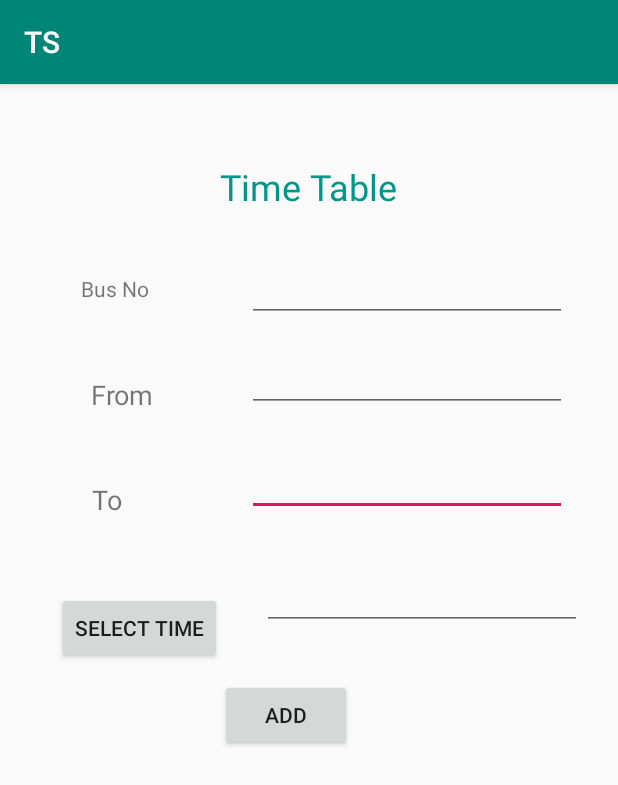
After one commit to kalna-R/TSMobile, an Android app: the TimeTableActivity screen opened directly, with no data from a screen before it, on a phone screen of 412 x 824 dp. The commit adds this screen. Shown: the top 785 px of the screen. Run offline under Robolectric (Android 15) with nearby library versions, the phone set to English and light mode, and no system bars; our stand-ins replace Firebase (no records; nobody signed in at launch, a user with empty details on screens opened directly).

Commit message:
Time Table

```diff
--- a/app/src/main/AndroidManifest.xml
+++ b/app/src/main/AndroidManifest.xml
@@ -9,7 +9,8 @@
         android:roundIcon="@mipmap/ic_launcher_round"
         android:supportsRtl="true"
         android:theme="@style/AppTheme">
-<!--        <activity android:name=".test"></activity>-->
+        <activity android:name=".ViewTimeTableActivity"></activity>
+        <!-- <activity android:name=".test"></activity> -->
         <activity android:name=".PaymentActivity" />
         <activity android:name=".VerifyPasswordActivity" />
         <activity android:name=".totalAmountActivity" />
@@ -24,6 +25,7 @@
         <activity android:name=".ValidActivity" />
         <activity android:name=".InvalidActivity" />
         <activity android:name=".ProfileActivity" />
+        <activity android:name=".TimeTableActivity" />
         <activity android:name=".PassengerCountActivity" /> <!-- <action android:name="android.intent.action.MAIN" /> -->
         <!-- <category android:name="android.intent.category.LAUNCHER" /> -->
         <!-- </intent-filter> -->
--- a/app/src/main/java/com/example/ts/DateTimeActivity.java
+++ b/app/src/main/java/com/example/ts/DateTimeActivity.java
@@ -14,9 +14,6 @@ import android.widget.Button;
 import android.widget.DatePicker;
 import android.widget.EditText;
 import android.widget.TimePicker;
-
-import com.github.florent37.singledateandtimepicker.SingleDateAndTimePicker;
-import com.github.florent37.singledateandtimepicker.dialog.SingleDateAndTimePickerDialog;
 
 import java.text.SimpleDateFormat;
 import java.util.Calendar;
@@ -63,8 +60,6 @@ public class DateTimeActivity extends AppCompatActivity implements View.OnClickL
                 DateTimeActivity.this.startActivity(intent);
             }
         });
-
-
     }
 
     @Override
--- a/app/src/main/java/com/example/ts/MainActivity.java
+++ b/app/src/main/java/com/example/ts/MainActivity.java
@@ -63,7 +63,7 @@ public class MainActivity extends AppCompatActivity {
         if(!TextUtils.isEmpty(name) && !TextUtils.isEmpty(address) && !TextUtils.isEmpty(phone)
                 && !TextUtils.isEmpty(email) && !TextUtils.isEmpty(gender) && !TextUtils.isEmpty(passengerType)) {
 
-            Passenger passenger = new Passenger(name, address, phone, email, gender, passengerType);
+            Passenger passenger = new Passenger(name, address, email, phone, gender, passengerType);
 
             databaseTicketing.child(email).setValue(passenger);
 
--- /dev/null
+++ b/app/src/main/java/com/example/ts/TimeTableActivity.java
@@ -0,0 +1,101 @@
+package com.example.ts;
+
+import androidx.appcompat.app.AppCompatActivity;
+
+import android.app.TimePickerDialog;
+import android.content.Intent;
+import android.os.Bundle;
+import android.text.TextUtils;
+import android.view.View;
+import android.widget.Button;
+import android.widget.EditText;
+import android.widget.TimePicker;
+import android.widget.Toast;
+
+import com.google.firebase.database.DatabaseReference;
+import com.google.firebase.database.FirebaseDatabase;
+
+import java.util.Calendar;
+
+public class TimeTableActivity extends AppCompatActivity implements View.OnClickListener {
+
+    EditText busRoute, from, to, time;
+    Button addBus, btnTimePicker;
+    private int mHour, mMinute;
+
+    DatabaseReference databaseTicketing;
+
+    @Override
+    protected void onCreate(Bundle savedInstanceState) {
+        super.onCreate(savedInstanceState);
+        setContentView(R.layout.activity_time_table);
+
+        databaseTicketing = FirebaseDatabase.getInstance().getReference("bus");
+
+        busRoute = (EditText)findViewById(R.id.busNo);
+        from = (EditText)findViewById(R.id.from);
+        to = (EditText)findViewById(R.id.to);
+        time = (EditText)findViewById(R.id.timeTextView);
+
+        addBus = (Button)findViewById(R.id.addBus);
+        btnTimePicker = (Button)findViewById(R.id.btn_time);
+
+        btnTimePicker.setOnClickListener(this);
+
+        addBus.setOnClickListener(new View.OnClickListener() {
+            @Override
+            public void onClick(View v) {
+                addBus();
+            }
+        });
+    }
+
+
+    private void addBus(){
+        String busRouteNum = busRoute.getText().toString().trim();
+        String origin = from.getText().toString().trim();
+        String destination = to.getText().toString().trim();
+        String busTime = time.getText().toString().trim();
+
+        if(!TextUtils.isEmpty(busRouteNum) && !TextUtils.isEmpty(origin) && !TextUtils.isEmpty(destination)
+                && !TextUtils.isEmpty(busTime)) {
+
+            Bus bus = new Bus(busRouteNum, origin, destination, busTime);
+
+            databaseTicketing.child(busRouteNum).setValue(bus);
+
+            Toast.makeText(this, "Bus created successfully", Toast.LENGTH_LONG).show();
+
+            Intent intent = new Intent(TimeTableActivity.this, ViewTimeTableActivity.class);
+            TimeTableActivity.this.startActivity(intent);
+
+        }else{
+            Toast.makeText(this, "Please fill all the fields", Toast.LENGTH_LONG).show();
+        }
+    }
+
+    @Override
+    public void onClick(View v) {
+
+        if (v == btnTimePicker) {
+
+            // Get Current Time
+            final Calendar c = Calendar.getInstance();
+            mHour = c.get(Calendar.HOUR_OF_DAY);
+            mMinute = c.get(Calendar.MINUTE);
+
+            // Launch Time Picker Dialog
+            TimePickerDialog timePickerDialog = new TimePickerDialog(this,
+                    new TimePickerDialog.OnTimeSetListener() {
+
+                        @Override
+                        public void onTimeSet(TimePicker view, int hourOfDay,
+                                              int minute) {
+
+                            time.setText(hourOfDay + ":" + minute);
+                        }
+                    }, mHour, mMinute, false);
+            timePickerDialog.show();
+        }
+    }
+}
--- a/app/src/main/java/com/example/ts/totalAmountActivity.java
+++ b/app/src/main/java/com/example/ts/totalAmountActivity.java
@@ -47,7 +47,7 @@ public class totalAmountActivity extends AppCompatActivity {
         fromTextView = (TextView)findViewById(R.id.from);
         toTextView = (TextView)findViewById(R.id.to);
         date = (TextView)findViewById(R.id.textViewDate);
-        time = (TextView)findViewById(R.id.time);
+        time = (TextView)findViewById(R.id.timeTextView);
         totalTextView = (TextView)findViewById(R.id.total);
         balanceTextView = (TextView)findViewById(R.id.balance);
 
@@ -82,6 +82,10 @@ public class totalAmountActivity extends AppCompatActivity {
         totalTextView.setText(String.valueOf(result));
         double balance = 10000 - result;
         balanceTextView.setText(String.valueOf(balance));
+
+//        SharedPreferences.Editor editor = sharedpreferences.edit();
+//        editor.putString("Balance", String.valueOf(balance));
+//        editor.commit();
 
 
         nextBtn.setOnClickListener(new View.OnClickListener() {
--- a/app/src/main/res/layout/activity_date_time.xml
+++ b/app/src/main/res/layout/activity_date_time.xml
@@ -5,7 +5,6 @@
     android:layout_width="match_parent"
     android:layout_height="match_parent"
     tools:context=".DateTimeActivity">
-
 
     <Button
         android:id="@+id/btn_date"
--- /dev/null
+++ b/app/src/main/res/layout/activity_time_table.xml
@@ -0,0 +1,141 @@
+<?xml version="1.0" encoding="utf-8"?>
+<androidx.constraintlayout.widget.ConstraintLayout xmlns:android="http://schemas.android.com/apk/res/android"
+    xmlns:app="http://schemas.android.com/apk/res-auto"
+    xmlns:tools="http://schemas.android.com/tools"
+    android:layout_width="match_parent"
+    android:layout_height="match_parent"
+    tools:context=".TimeTableActivity">
+
+    <Button
+        android:id="@+id/addBus"
+        android:layout_width="wrap_content"
+        android:layout_height="wrap_content"
+        android:text="Add"
+        app:layout_constraintBottom_toBottomOf="parent"
+        app:layout_constraintEnd_toEndOf="parent"
+        app:layout_constraintHorizontal_bias="0.452"
+        app:layout_constraintStart_toStartOf="parent"
+        app:layout_constraintTop_toBottomOf="@+id/timeTextView"
+        app:layout_constraintVertical_bias="0.092" />
+
+    <Button
+        android:id="@+id/btn_time"
+        android:layout_width="wrap_content"
+        android:layout_height="wrap_content"
+        android:layout_alignLeft="@+id/btn_date"
+        android:layout_alignStart="@+id/btn_date"
+        android:layout_below="@+id/btn_date"
+        android:layout_marginBottom="376dp"
+        android:layout_marginEnd="264dp"
+        android:layout_marginRight="264dp"
+        android:text="SELECT TIME"
+        app:layout_constraintBottom_toBottomOf="parent"
+        app:layout_constraintEnd_toEndOf="parent"
+        app:layout_constraintHorizontal_bias="1.0"
+        app:layout_constraintStart_toStartOf="parent"
+        app:layout_constraintTop_toBottomOf="@+id/textView25"
+        app:layout_constraintVertical_bias="0.903" />
+
+    <EditText
+        android:id="@+id/to"
+        android:layout_width="wrap_content"
+        android:layout_height="wrap_content"
+        android:ems="10"
+        android:inputType="textPersonName"
+        app:layout_constraintBottom_toBottomOf="parent"
+        app:layout_constraintEnd_toEndOf="parent"
+        app:layout_constraintHorizontal_bias="0.828"
+        app:layout_constraintStart_toStartOf="parent"
+        app:layout_constraintTop_toTopOf="parent"
+        app:layout_constraintVertical_bias="0.336" />
+
+    <EditText
+        android:id="@+id/from"
+        android:layout_width="wrap_content"
+        android:layout_height="wrap_content"
+        android:ems="10"
+        android:inputType="textPersonName"
+        app:layout_constraintBottom_toBottomOf="parent"
+        app:layout_constraintEnd_toEndOf="parent"
+        app:layout_constraintHorizontal_bias="0.828"
+        app:layout_constraintStart_toStartOf="parent"
+        app:layout_constraintTop_toTopOf="parent"
+        app:layout_constraintVertical_bias="0.24" />
+
+    <EditText
+        android:id="@+id/timeTextView"
+        android:layout_width="wrap_content"
+        android:layout_height="wrap_content"
+        android:layout_marginEnd="24dp"
+        android:layout_marginRight="24dp"
+        android:ems="10"
+        android:inputType="textPersonName"
+        app:layout_constraintBottom_toBottomOf="parent"
+        app:layout_constraintEnd_toEndOf="parent"
+        app:layout_constraintTop_toBottomOf="@+id/to"
+        app:layout_constraintVertical_bias="0.07" />
+
+    <EditText
+        android:id="@+id/busNo"
+        android:layout_width="wrap_content"
+        android:layout_height="wrap_content"
+        android:ems="10"
+        android:inputType="textPersonName"
+        app:layout_constraintBottom_toTopOf="@+id/from"
+        app:layout_constraintEnd_toEndOf="parent"
+        app:layout_constraintHorizontal_bias="0.656"
+        app:layout_constraintStart_toEndOf="@+id/textView12"
+        app:layout_constraintTop_toBottomOf="@+id/textView22"
+        app:layout_constraintVertical_bias="0.657" />
+
+    <TextView
+        android:id="@+id/textView24"
+        android:layout_width="wrap_content"
+        android:layout_height="wrap_content"
+        android:text="From"
+        android:textSize="18sp"
+        app:layout_constraintBottom_toBottomOf="parent"
+        app:layout_constraintEnd_toEndOf="parent"
+        app:layout_constraintHorizontal_bias="0.164"
+        app:layout_constraintStart_toStartOf="parent"
+        app:layout_constraintTop_toTopOf="parent"
+        app:layout_constraintVertical_bias="0.262" />
+
+    <TextView
+        android:id="@+id/textView25"
+        android:layout_width="wrap_content"
+        android:layout_height="wrap_content"
+        android:text="To"
+        android:textSize="18sp"
+        app:layout_constraintBottom_toBottomOf="parent"
+        app:layout_constraintEnd_toEndOf="parent"
+        app:layout_constraintHorizontal_bias="0.156"
+        app:layout_constraintStart_toStartOf="parent"
+        app:layout_constraintTop_toTopOf="parent"
+        app:layout_constraintVertical_bias="0.356" />
+
+    <TextView
+        android:id="@+id/textView12"
+        android:layout_width="wrap_content"
+        android:layout_height="wrap_content"
+        android:text="Bus No"
+        app:layout_constraintBottom_toTopOf="@+id/textView24"
+        app:layout_constraintEnd_toEndOf="parent"
+        app:layout_constraintHorizontal_bias="0.147"
+        app:layout_constraintStart_toStartOf="parent"
+        app:layout_constraintTop_toTopOf="parent"
+        app:layout_constraintVertical_bias="0.724" />
+
+    <TextView
+        android:id="@+id/textView22"
+        android:layout_width="wrap_content"
+        android:layout_height="wrap_content"
+        android:text="Time Table"
+        android:textColor="#009688"
+        android:textSize="24sp"
+        app:layout_constraintBottom_toBottomOf="parent"
+        app:layout_constraintEnd_toEndOf="parent"
+        app:layout_constraintStart_toStartOf="parent"
+        app:layout_constraintTop_toTopOf="parent"
+        app:layout_constraintVertical_bias="0.071" />
+</androidx.constraintlayout.widget.ConstraintLayout>
--- a/app/src/main/res/layout/activity_total_amount.xml
+++ b/app/src/main/res/layout/activity_total_amount.xml
@@ -137,7 +137,7 @@
         app:layout_constraintVertical_bias="0.696" />
 
     <TextView
-        android:id="@+id/time"
+        android:id="@+id/timeTextView"
         android:layout_width="wrap_content"
         android:layout_height="wrap_content"
         android:text="TextView"
```
Also changed, not shown: app/src/main/java/com/example/ts/Bus.java (added, +51 -0 lines), app/src/main/java/com/example/ts/BusesList.java (added, +47 -0 lines), app/src/main/java/com/example/ts/InvalidActivity.java (+16 -0 lines), app/src/main/java/com/example/ts/ProfileActivity.java (+13 -0 lines), app/src/main/java/com/example/ts/PurchaseTokenActivity.java (+20 -1 lines), app/src/main/java/com/example/ts/ValidActivity.java (+16 -0 lines), app/src/main/java/com/example/ts/ViewTimeTableActivity.java (added, +61 -0 lines), app/src/main/res/layout/activity_invalid.xml (+16 -1 lines), app/src/main/res/layout/activity_purchase_token.xml (+36 -7 lines), app/src/main/res/layout/activity_valid.xml (+19 -3 lines), app/src/main/res/layout/activity_view_time_table.xml (added, +31 -0 lines), app/src/main/res/layout/listbusses_layout.xml (added, +30 -0 lines).
